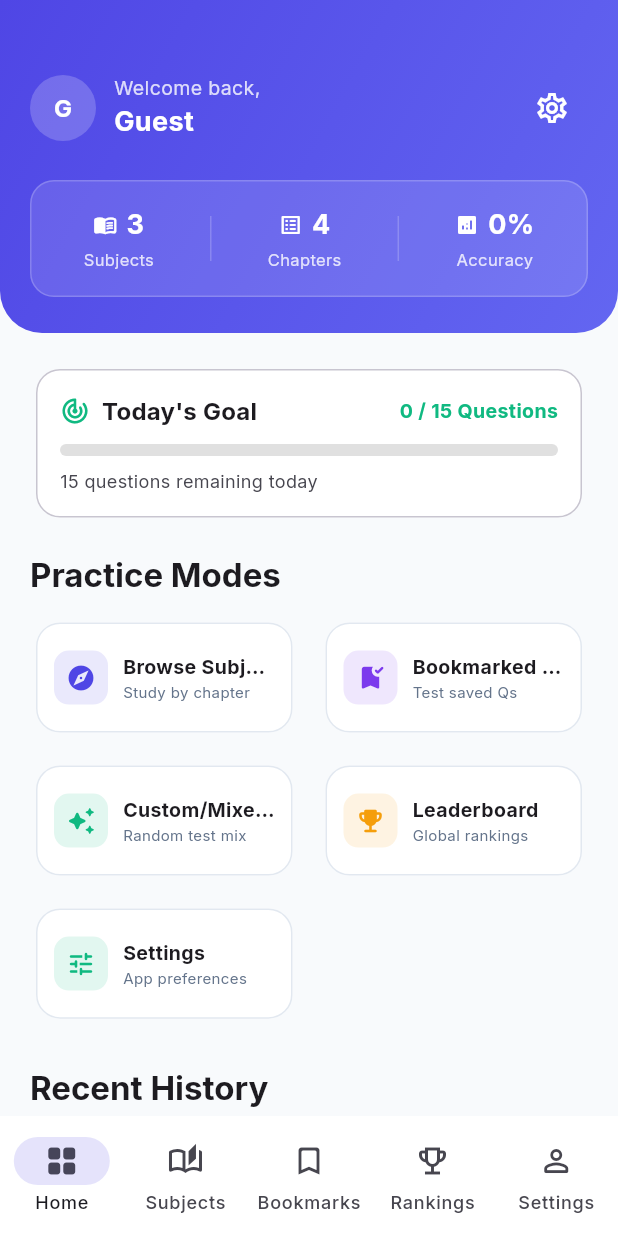
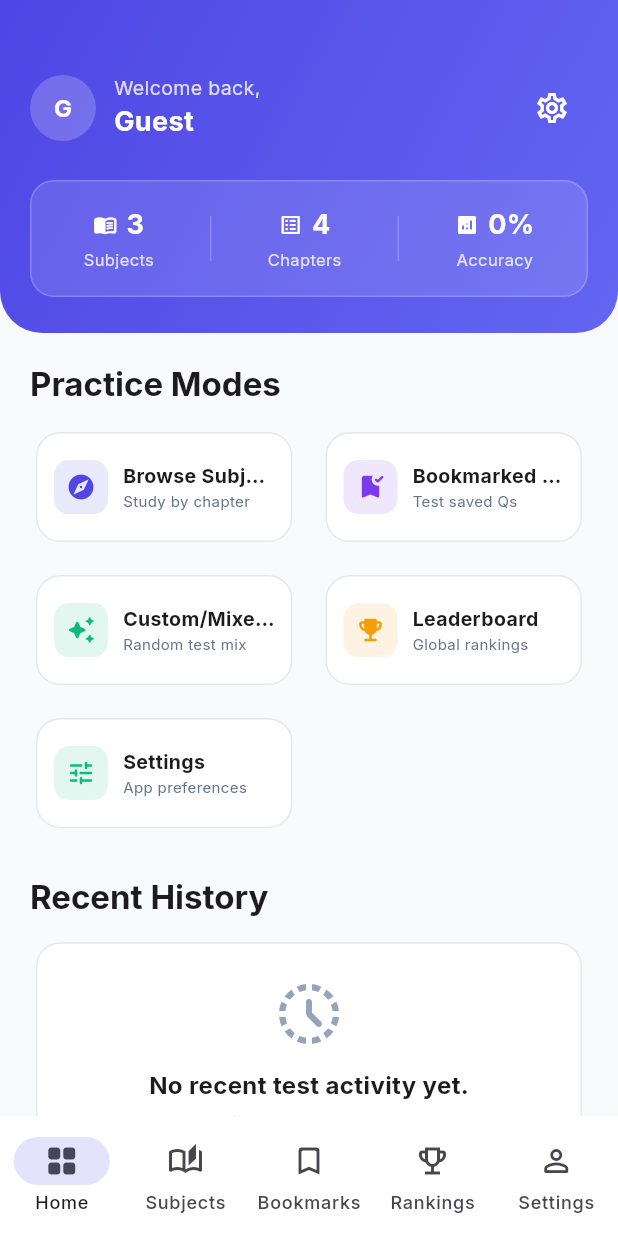
Before and after one commit to AnupZN/mock_master_flutter, a Flutter app: the screen it shows once a user with an empty profile is signed in, on a phone screen of 412 x 824 dp. Run offline on Flutter 3.47's test engine with Material 3 defaults, Android fonts, the phone set to English and light mode, and no system bars; our stand-ins replace flutter_dotenv, flutter_markdown, flutter_riverpod, go_router, google_fonts, shared_preferences and 1 more; accounts and stored records are empty.

Commit message:
style(dashboard): remove Today's Goal section
Removed the Today's Goal card, progress bar, and its supporting
variables (todayIso, todayAnsweredCount) from DashboardScreen.

Static analysis: 0 errors, 0 warnings.

```diff
--- a/lib/screens/dashboard/dashboard_screen.dart
+++ b/lib/screens/dashboard/dashboard_screen.dart
@@ -32,14 +32,6 @@ class DashboardScreen extends ConsumerWidget {
       accuracy = history.map((e) => e.accuracy).fold<double>(0.0, (a, b) => a + b) / history.length;
     }
 
-    // Calculate today's answered questions count from history
-    final todayIso = DateTime.now().toIso8601String().substring(0, 10);
-    int todayAnsweredCount = 0;
-    for (var h in history) {
-      if (h.date.startsWith(todayIso)) {
-        todayAnsweredCount += h.totalQuestions;
-      }
-    }
 
     return Scaffold(
       body: CustomScrollView(
@@ -206,56 +198,6 @@ class DashboardScreen extends ConsumerWidget {
                     const SizedBox(height: 20),
                   ],
 
-                  // Today's Goal Section
-                  Card(
-                    elevation: 0,
-                    shape: RoundedRectangleBorder(
-                      borderRadius: BorderRadius.circular(16),
-                      side: BorderSide(color: theme.colorScheme.outlineVariant),
-                    ),
-                    child: Padding(
-                      padding: const EdgeInsets.all(16),
-                      child: Column(
-                        crossAxisAlignment: CrossAxisAlignment.start,
-                        children: [
-                          Row(
-                            mainAxisAlignment: MainAxisAlignment.spaceBetween,
-                            children: [
-                              Row(
-                                children: [
-                                  const Icon(Icons.track_changes_rounded, color: Color(0xFF10B981), size: 20),
-                                  const SizedBox(width: 8),
-                                  Text("Today's Goal", style: theme.textTheme.titleMedium?.copyWith(fontWeight: FontWeight.bold)),
-                                ],
-                              ),
-                              Text(
-                                '$todayAnsweredCount / ${settings.dailyTarget} Questions',
-                                style: const TextStyle(fontWeight: FontWeight.bold, fontSize: 13, color: Color(0xFF10B981)),
-                              ),
-                            ],
-                          ),
-                          const SizedBox(height: 10),
-                          ClipRRect(
-                            borderRadius: BorderRadius.circular(8),
-                            child: LinearProgressIndicator(
-                              value: (settings.dailyTarget > 0) ? (todayAnsweredCount / settings.dailyTarget).clamp(0.0, 1.0) : 0.0,
-                              minHeight: 8,
-                              backgroundColor: isDark ? Colors.white10 : Colors.black12,
-                              color: const Color(0xFF10B981),
-                            ),
-                          ),
-                          const SizedBox(height: 8),
-                          Text(
-                            todayAnsweredCount >= settings.dailyTarget
-                                ? '🎉 Daily goal achieved! Keep going!'
-                                : '${settings.dailyTarget - todayAnsweredCount} questions remaining today',
-                            style: TextStyle(fontSize: 12, color: theme.colorScheme.onSurfaceVariant),
-                          ),
-                        ],
-                      ),
-                    ),
-                  ),
-                  const SizedBox(height: 20),
                   // Practice Modes Section
                   Text(
                     'Practice Modes',
```
